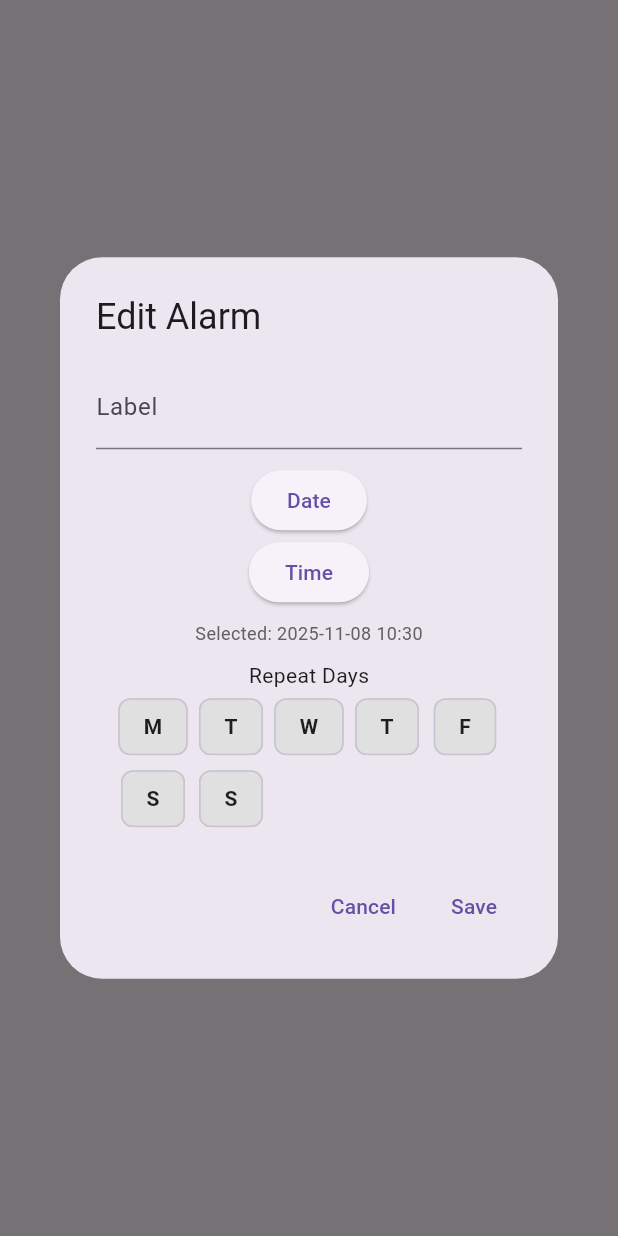
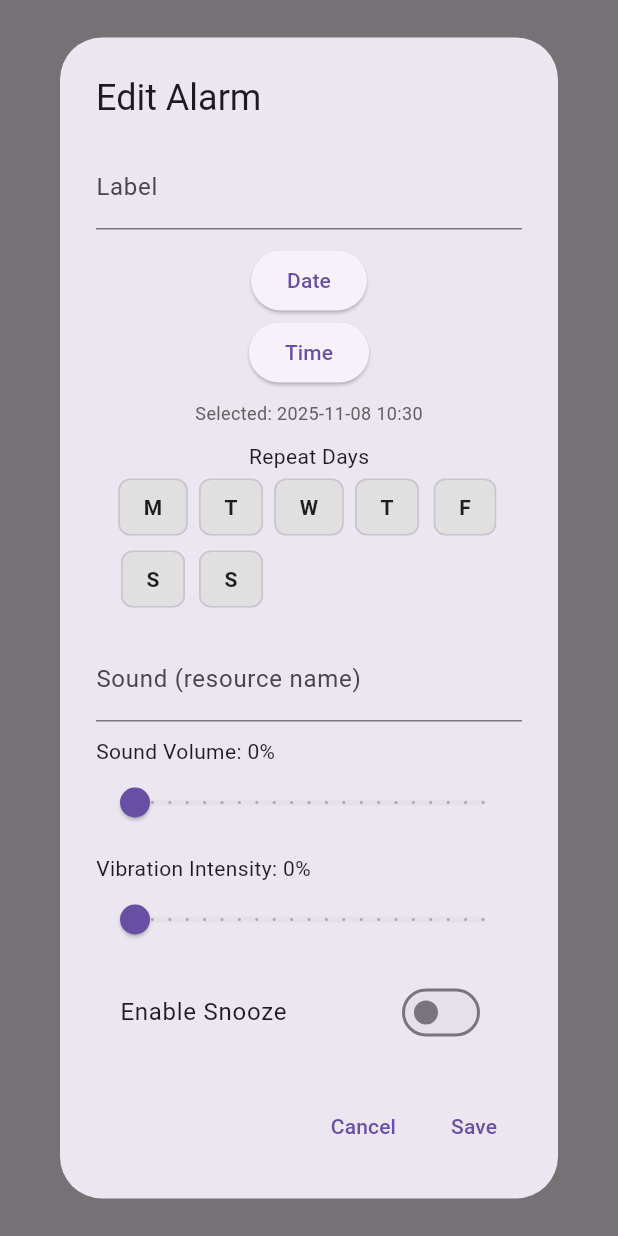
Before and after one commit to rgulatiS/suncloak, a Flutter app: what showAlarmEditDialog() shows on an empty page, opened directly with empty values, on a phone screen of 412 x 824 dp. Run offline on Flutter 3.47's test engine with Material 3 defaults, Android fonts, the phone set to English and light mode, and no system bars; our stand-ins replace flutter_local_notifications, geocoding, geolocator, shared_preferences, timezone; accounts and stored records are empty.

```diff
--- a/lib/widgets/alarm_edit_dialog.dart
+++ b/lib/widgets/alarm_edit_dialog.dart
@@ -1,14 +1,14 @@
+// lib/widgets/alarm_edit_dialog.dart
+
 import 'package:flutter/material.dart';
-import 'package:uuid/uuid.dart';
 import 'package:intl/intl.dart';
 import '../models/alarm_model.dart';
-
-final _uuid = Uuid();
 
 /// Shows the edit alarm dialog and returns the updated alarm data.
 /// Returns null if user cancels.
 Future<AlarmModel?> showAlarmEditDialog(BuildContext context, AlarmModel alarm) async {
   final labelController = TextEditingController(text: alarm.label);
+
   AlarmType selectedType = alarm.type;
 
   List<bool> selectedRepeatDays = List.generate(7, (index) {
@@ -17,6 +17,16 @@ Future<AlarmModel?> showAlarmEditDialog(BuildContext context, AlarmModel alarm)
   });
 
   DateTime selectedDateTime = alarm.time;
+
+  // Sound & vibration defaults
+  TextEditingController soundController = TextEditingController(text: alarm.sound ?? 'default_alarm');
+  double soundVolume = alarm.soundVolumePercent?.toDouble() ?? 100;
+  double vibrationIntensity = alarm.vibrationPercent?.toDouble() ?? 100;
+
+  // Snooze defaults
+  bool snoozeEnabled = alarm.snoozeEnabled ?? false;
+  int snoozeInterval = alarm.snoozeIntervalMinutes ?? 5;
+  int snoozeTimes = alarm.snoozeTimes ?? 3;
 
   // Date picker
   Future<bool> pickDate() async {
@@ -68,15 +78,15 @@ Future<AlarmModel?> showAlarmEditDialog(BuildContext context, AlarmModel alarm)
   return showDialog<AlarmModel>(
     context: context,
     builder: (context) {
-      return StatefulBuilder(
-        builder: (context, setState) {
+      return StatefulBuilder(builder: (context, setState) {
         final isSunEvent = alarm.type == AlarmType.sunrise || alarm.type == AlarmType.sunset;
         final timeFormatter = DateFormat('yyyy-MM-dd HH:mm'); // 24-hour format
+
         return AlertDialog(
           title: Text('Edit Alarm'),
           content: ConstrainedBox(
             constraints: BoxConstraints(
-                maxHeight: MediaQuery.of(context).size.height * 0.6,
+              maxHeight: MediaQuery.of(context).size.height * 0.8,
             ),
             child: SingleChildScrollView(
               child: Column(
@@ -89,7 +99,7 @@ Future<AlarmModel?> showAlarmEditDialog(BuildContext context, AlarmModel alarm)
                   ),
                   SizedBox(height: 10),
 
-                    // Date picker (always shown)
+                  // Date picker
                   ElevatedButton(
                     onPressed: () async {
                       if (await pickDate()) setState(() {});
@@ -97,7 +107,7 @@ Future<AlarmModel?> showAlarmEditDialog(BuildContext context, AlarmModel alarm)
                     child: Text('Date'),
                   ),
 
-                    // Time picker — only if NOT sunrise/sunset
+                  // Time picker (only if not sunrise/sunset)
                   if (!isSunEvent)
                     ElevatedButton(
                       onPressed: () async {
@@ -113,7 +123,6 @@ Future<AlarmModel?> showAlarmEditDialog(BuildContext context, AlarmModel alarm)
                   ),
 
                   SizedBox(height: 10),
-
                   // Repeat Days
                   Text('Repeat Days'),
                   Wrap(
@@ -142,6 +151,83 @@ Future<AlarmModel?> showAlarmEditDialog(BuildContext context, AlarmModel alarm)
                       );
                     }),
                   ),
+
+                  SizedBox(height: 15),
+                  // Sound
+                  TextField(
+                    controller: soundController,
+                    decoration: InputDecoration(labelText: 'Sound (resource name)'),
+                  ),
+                  SizedBox(height: 10),
+                  // Sound Volume
+                  Column(
+                    crossAxisAlignment: CrossAxisAlignment.start,
+                    children: [
+                      Text('Sound Volume: ${soundVolume.toInt()}%'),
+                      Slider(
+                        value: soundVolume,
+                        min: 0,
+                        max: 100,
+                        divisions: 20,
+                        label: '${soundVolume.toInt()}%',
+                        onChanged: (val) => setState(() => soundVolume = val),
+                      ),
+                    ],
+                  ),
+                  SizedBox(height: 10),
+                  // Vibration Intensity
+                  Column(
+                    crossAxisAlignment: CrossAxisAlignment.start,
+                    children: [
+                      Text('Vibration Intensity: ${vibrationIntensity.toInt()}%'),
+                      Slider(
+                        value: vibrationIntensity,
+                        min: 0,
+                        max: 100,
+                        divisions: 20,
+                        label: '${vibrationIntensity.toInt()}%',
+                        onChanged: (val) => setState(() => vibrationIntensity = val),
+                      ),
+                    ],
+                  ),
+                  SizedBox(height: 10),
+                  // Snooze
+                  SwitchListTile(
+                    title: Text('Enable Snooze'),
+                    value: snoozeEnabled,
+                    onChanged: (val) => setState(() => snoozeEnabled = val),
+                  ),
+                  if (snoozeEnabled)
+                    Column(
+                      children: [
+                        Row(
+                          children: [
+                            Text('Interval (min):'),
+                            SizedBox(width: 10),
+                            Expanded(
+                              child: TextField(
+                                keyboardType: TextInputType.number,
+                                decoration: InputDecoration(hintText: snoozeInterval.toString()),
+                                onChanged: (val) => snoozeInterval = int.tryParse(val) ?? snoozeInterval,
+                              ),
+                            ),
+                          ],
+                        ),
+                        Row(
+                          children: [
+                            Text('Times:'),
+                            SizedBox(width: 10),
+                            Expanded(
+                              child: TextField(
+                                keyboardType: TextInputType.number,
+                                decoration: InputDecoration(hintText: snoozeTimes.toString()),
+                                onChanged: (val) => snoozeTimes = int.tryParse(val) ?? snoozeTimes,
+                              ),
+                            ),
+                          ],
+                        ),
+                      ],
+                    ),
                 ],
               ),
             ),
@@ -158,9 +244,7 @@ Future<AlarmModel?> showAlarmEditDialog(BuildContext context, AlarmModel alarm)
 
                 final repeatDaysSet = <int>{};
                 for (int i = 0; i < selectedRepeatDays.length; i++) {
-                    if (selectedRepeatDays[i]) {
-                      repeatDaysSet.add(i + 1);
-                    }
+                  if (selectedRepeatDays[i]) repeatDaysSet.add(i + 1);
                 }
 
                 Navigator.of(context).pop(
@@ -168,6 +252,12 @@ Future<AlarmModel?> showAlarmEditDialog(BuildContext context, AlarmModel alarm)
                     label: newLabel,
                     time: selectedDateTime,
                     repeatDays: repeatDaysSet,
+                    sound: soundController.text,
+                    soundVolumePercent: soundVolume.toInt(),
+                    vibrationPercent: vibrationIntensity.toInt(),
+                    snoozeEnabled: snoozeEnabled,
+                    snoozeIntervalMinutes: snoozeInterval,
+                    snoozeTimes: snoozeTimes,
                   ),
                 );
               },
@@ -175,8 +265,7 @@ Future<AlarmModel?> showAlarmEditDialog(BuildContext context, AlarmModel alarm)
             ),
           ],
         );
-        },
-      );
+      });
     },
   );
 }
--- a/pubspec.yaml
+++ b/pubspec.yaml
@@ -35,13 +35,12 @@ dependencies:
   # Use with the CupertinoIcons class for iOS style icons.
   cupertino_icons: ^1.0.8
   provider: ^6.1.1
-  flutter_local_notifications: ^19.4.2
+  flutter_local_notifications: ^18.0.1
   uuid: ^4.0.0
   geolocator: ^10.0.1
   intl: ^0.18.1
   shared_preferences: ^2.2.0
   geocoding: ^2.0.5
-
 
 dev_dependencies:
   flutter_test:
```
Also changed, not shown: lib/helper/next_alarm_time.dart (added, +34 -0 lines), lib/main.dart (+8 -1 lines), lib/models/alarm_model.dart (+30 -2 lines), lib/screens/alarm_screen.dart (+86 -39 lines), lib/services/alarm_notification_helper.dart (added, +43 -0 lines), lib/services/alarm_service.dart (+79 -58 lines), lib/utils/sun_time_util.dart (+24 -45 lines), lib/widgets/alarm_tile.dart (+11 -6 lines), pubspec.lock. Lines whose indentation alone changed are shown as unchanged.
